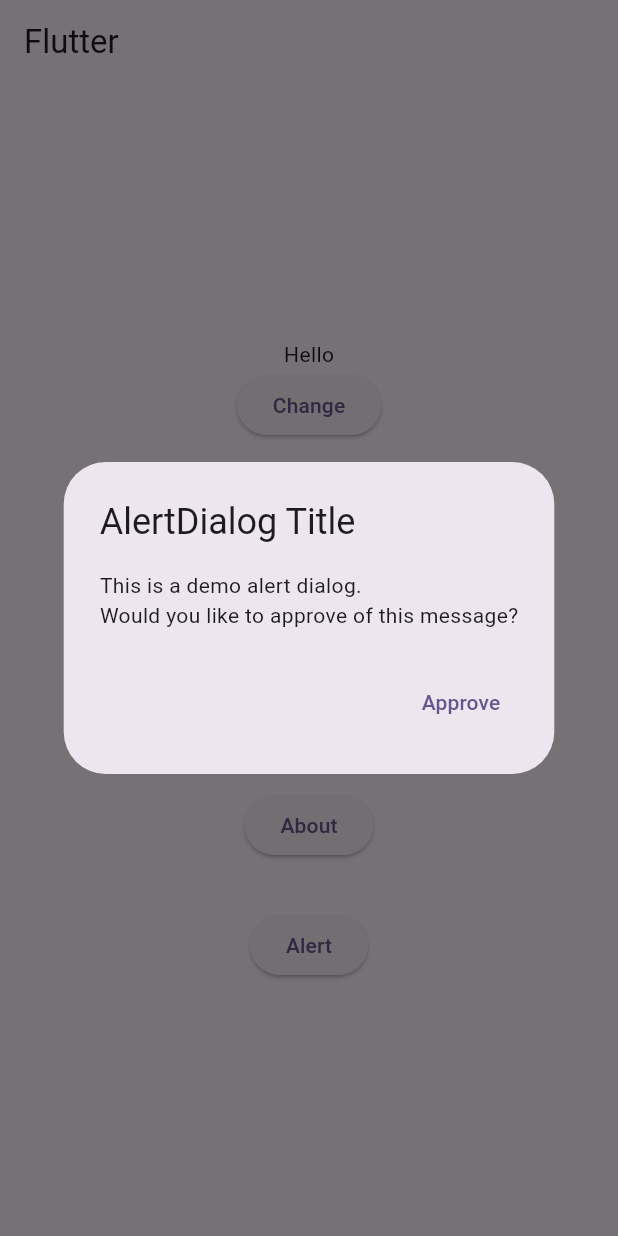
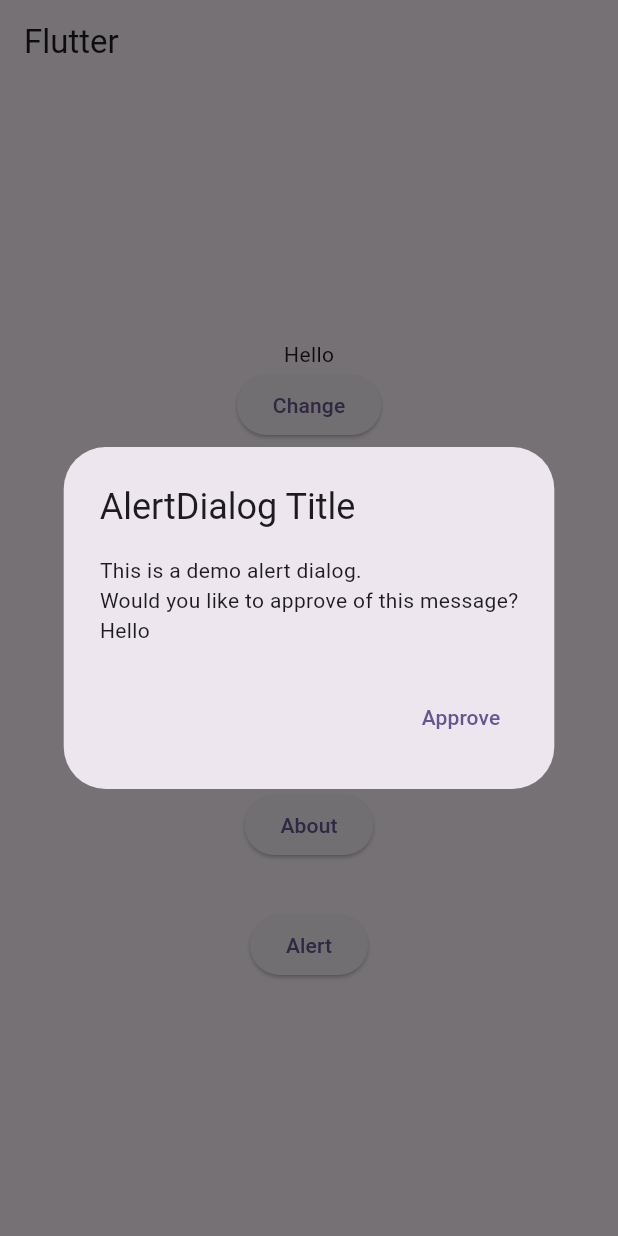
Before and after one commit to hamstag/flutter_minimalists, a Flutter app: the screen it shows after launch, after a tap on "Alert", on a phone screen of 412 x 824 dp. Run offline on Flutter 3.47's test engine with Material 3 defaults, Android fonts, the phone set to English and light mode, and no system bars; our stand-ins replace get_it; missing offline and left inert: dart_pusher_channels.

```diff
--- a/lib/main.dart
+++ b/lib/main.dart
@@ -1,11 +1,13 @@
 import 'package:flutter/material.dart';
 import 'package:flutter_minimalists/pages/home/home_page.dart';
 import 'package:flutter_minimalists/services/navigation_service.dart';
+import 'package:flutter_minimalists/services/pusher_service.dart';
 import 'package:flutter_minimalists/services/service_locator.dart';
 
-main() {
-  WidgetsFlutterBinding.ensureInitialized;
+main() async {
+  WidgetsFlutterBinding.ensureInitialized();
   setupServiceLocator();
+  await PusherService.get().init();
   runApp(const MyApp());
 }
 
--- a/lib/pages/home/home_page.dart
+++ b/lib/pages/home/home_page.dart
@@ -83,7 +83,7 @@ class _HomePageState extends State<HomePage> {
             const VerticalDivider(indent: 32),
             ElevatedButton(
               onPressed: () async {
-                var result = await NavigationService.state().push(
+                final result = await NavigationService.state().push(
                     MaterialPageRoute(builder: (context) => const AboutPage()));
 
                 debugPrint(result?[0]);
--- a/lib/services/dialog_service.dart
+++ b/lib/services/dialog_service.dart
@@ -8,17 +8,18 @@ class DialogService {
   final BuildContext context =
       NavigationService.get().navigatorKey.currentState!.overlay!.context;
 
-  Future<void> alert() async {
+  Future<void> alert({String message = "Hello"}) async {
     return showDialog<void>(
       context: context,
       barrierDismissible: false,
       builder: (context) => AlertDialog(
         title: const Text("AlertDialog Title"),
-        content: const SingleChildScrollView(
+        content: SingleChildScrollView(
           child: ListBody(
             children: <Widget>[
-              Text('This is a demo alert dialog.'),
-              Text('Would you like to approve of this message?'),
+              const Text('This is a demo alert dialog.'),
+              const Text('Would you like to approve of this message?'),
+              Text(message),
             ],
           ),
         ),
--- /dev/null
+++ b/lib/services/pusher_service.dart
@@ -0,0 +1,26 @@
+import 'package:dart_pusher_channels/dart_pusher_channels.dart';
+import 'package:flutter/foundation.dart';
+import 'package:flutter_minimalists/services/service_locator.dart';
+
+class PusherService {
+  static PusherService get() => getIt<PusherService>();
+
+  late PusherChannelsClient pusher;
+
+  Future<void> init() async {
+    const hostOptions = PusherChannelsOptions.fromHost(
+      scheme: "wss",
+      host: "",
+      key: "",
+      port: 443,
+    );
+
+    pusher = PusherChannelsClient.websocket(
+      options: hostOptions,
+      connectionErrorHandler: (exception, trace, refresh) {
+        debugPrint(exception.toString());
+        refresh();
+      },
+    );
+  }
+}
--- a/lib/services/service_locator.dart
+++ b/lib/services/service_locator.dart
@@ -1,11 +1,13 @@
 import 'package:flutter_minimalists/pages/home/home_page_manager.dart';
 import 'package:flutter_minimalists/services/dialog_service.dart';
 import 'package:flutter_minimalists/services/navigation_service.dart';
+import 'package:flutter_minimalists/services/pusher_service.dart';
 import 'package:get_it/get_it.dart';
 
 final getIt = GetIt.instance;
 
 void setupServiceLocator() {
+  getIt.registerLazySingleton(() => PusherService());
   getIt.registerLazySingleton(() => NavigationService());
   getIt.registerLazySingleton(() => DialogService());
   getIt.registerLazySingleton(() => HomePageManager());
```
Also changed, not shown: lib/models/news_model.dart (added, +16 -0 lines), lib/pages/about/about_page.dart (+26 -3 lines), lib/pages/about/about_page_manager.dart (added, +42 -0 lines), pubspec.yaml (+3 -4 lines), pubspec.lock, 12 other files.
